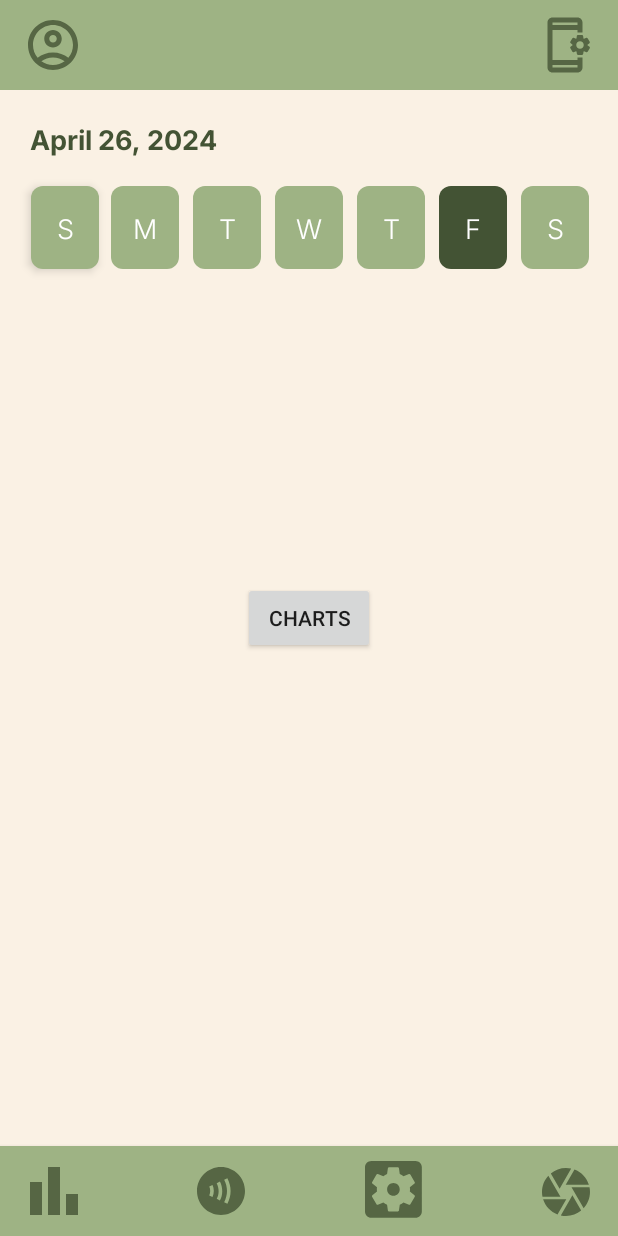
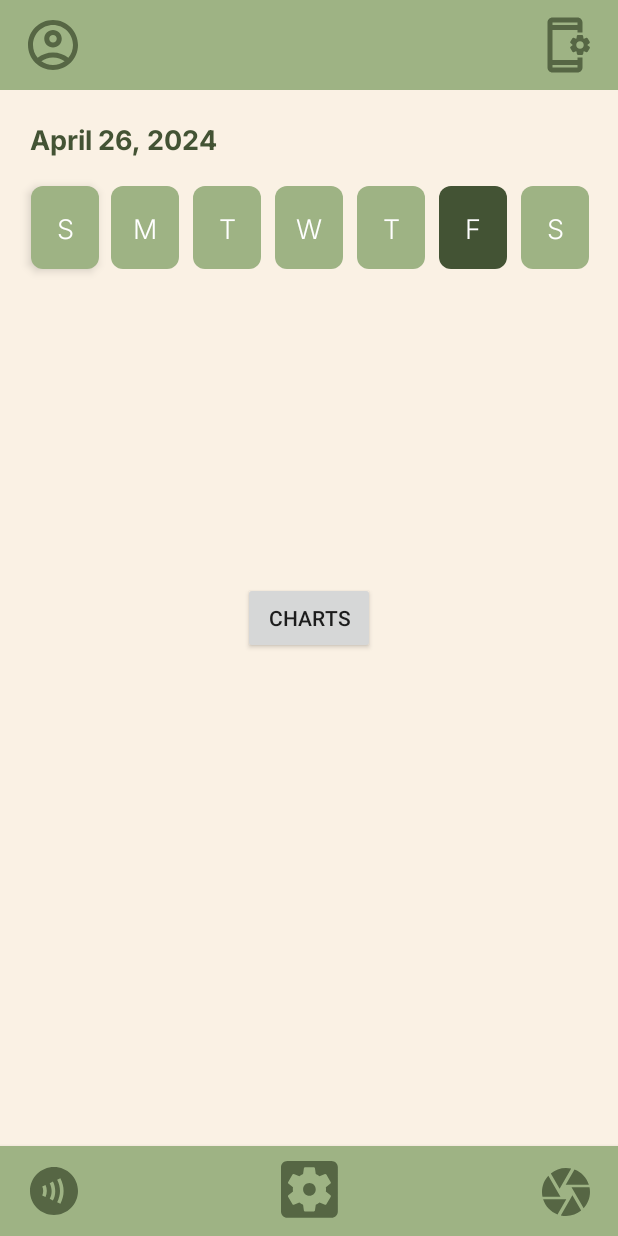
Before and after one commit to GracePaclibar/OMCM, an Android app built with Jetpack Compose: the screen it shows after launch once a user with an empty profile is signed in (MainActivity), on a phone screen of 412 x 824 dp. Run offline under Robolectric (Android 15) with nearby library versions, the phone set to English and light mode, and no system bars; our stand-ins replace Firebase (no records; nobody signed in at launch, a user with empty details on screens opened directly).

Commit message:
removed charts page temporarily

```diff
--- a/app/src/main/res/layout/activity_main.xml
+++ b/app/src/main/res/layout/activity_main.xml
@@ -144,27 +144,26 @@
         app:layout_constraintStart_toStartOf="parent"
         tools:ignore="MissingConstraints" />
 
-    <ImageButton
-        android:id="@+id/consumption_tab"
-        android:layout_width="wrap_content"
-        android:layout_height="wrap_content"
-        android:layout_marginStart="10dp"
-        android:layout_marginTop="5dp"
-        android:layout_marginBottom="5dp"
-        android:background="#00FFFFFF"
-        android:contentDescription="@string/consumption_tab_desc"
-        android:elevation="4dp"
-        android:onClick="goToConsumptions"
-        android:padding="10dp"
-        app:layout_constraintBottom_toBottomOf="parent"
-        app:layout_constraintStart_toStartOf="parent"
-        app:layout_constraintTop_toTopOf="@+id/bot"
-        app:srcCompat="@drawable/ic_chart" />
+<!--    <ImageButton-->
+<!--        android:id="@+id/consumption_tab"-->
+<!--        android:layout_width="wrap_content"-->
+<!--        android:layout_height="wrap_content"-->
+<!--        android:layout_marginStart="10dp"-->
+<!--        android:layout_marginTop="5dp"-->
+<!--        android:background="#00FFFFFF"-->
+<!--        android:contentDescription="@string/consumption_tab_desc"-->
+<!--        android:elevation="4dp"-->
+<!--        android:onClick="goToConsumptions"-->
+<!--        android:padding="10dp"-->
+<!--        app:layout_constraintStart_toStartOf="parent"-->
+<!--        app:layout_constraintTop_toTopOf="@+id/bot"-->
+<!--        app:srcCompat="@drawable/ic_chart" />-->
 
     <ImageButton
         android:id="@+id/sensors_tab"
         android:layout_width="wrap_content"
         android:layout_height="wrap_content"
+        android:layout_marginStart="10dp"
         android:layout_marginTop="5dp"
         android:layout_marginBottom="5dp"
         android:background="#00FFFFFF"
@@ -173,9 +172,8 @@
         android:onClick="goToSensors"
         android:padding="10dp"
         app:layout_constraintBottom_toBottomOf="parent"
-        app:layout_constraintStart_toEndOf="@+id/consumption_tab"
+        app:layout_constraintStart_toStartOf="parent"
         app:layout_constraintTop_toTopOf="@+id/bot"
-        app:layout_constraintEnd_toStartOf="@id/sysConfig_tab"
         app:layout_constraintVertical_bias="0.5"
         app:srcCompat="@drawable/ic_sensor" />
 
@@ -208,8 +206,8 @@
         android:onClick="openSysConfig"
         android:padding="10dp"
         app:layout_constraintBottom_toBottomOf="parent"
-        app:layout_constraintEnd_toStartOf="@id/scan_tab"
-        app:layout_constraintStart_toEndOf="@id/sensors_tab"
+        app:layout_constraintEnd_toStartOf="@+id/scan_tab"
+        app:layout_constraintStart_toEndOf="@+id/sensors_tab"
         app:layout_constraintTop_toTopOf="@+id/bot"
         app:srcCompat="@drawable/ic_config" />
 
```
